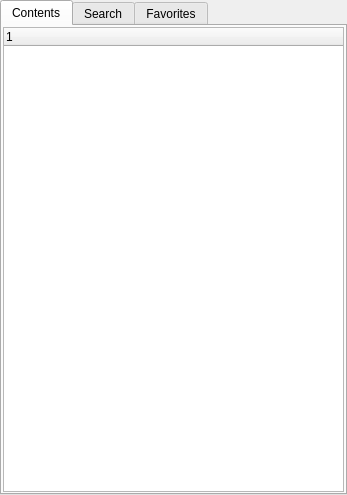
NeoProgramming/NeoPad, file src/gui/slnpanel.ui: the form before one commit.
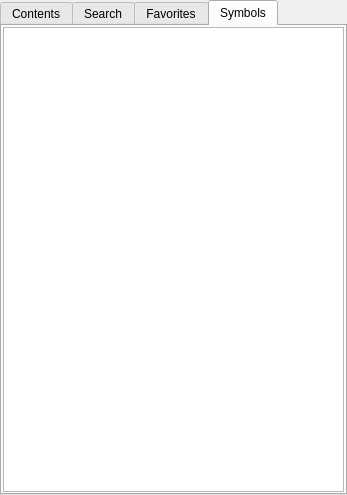
The form after the commit. The open tabs and pages were chosen to show the change. Custom widgets are drawn as their Qt base class.

Commit message: symbols panel

```diff
--- a/src/gui/slnpanel.ui
+++ b/src/gui/slnpanel.ui
@@ -251,6 +251,31 @@
          </item>
         </layout>
        </widget>
+       <widget class="QWidget" name="pageSymbols">
+        <attribute name="title">
+         <string>Symbols</string>
+        </attribute>
+        <layout class="QGridLayout" name="gridLayout_2">
+         <property name="leftMargin">
+          <number>1</number>
+         </property>
+         <property name="topMargin">
+          <number>1</number>
+         </property>
+         <property name="rightMargin">
+          <number>1</number>
+         </property>
+         <property name="bottomMargin">
+          <number>1</number>
+         </property>
+         <property name="spacing">
+          <number>1</number>
+         </property>
+         <item row="0" column="0">
+          <widget class="QTableWidget" name="tableSymbols"/>
+         </item>
+        </layout>
+       </widget>
       </widget>
      </item>
     </layout>
```
The commit also changes 9 other files.
